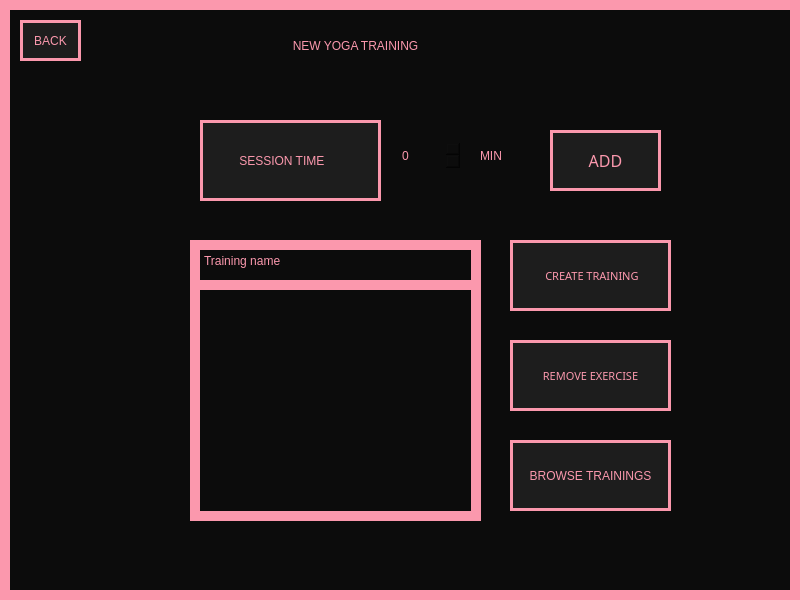
Above: View/NewYogaTraining.ui from Hanna-J-K/fitnessapp before the change. Below: the same form after it.
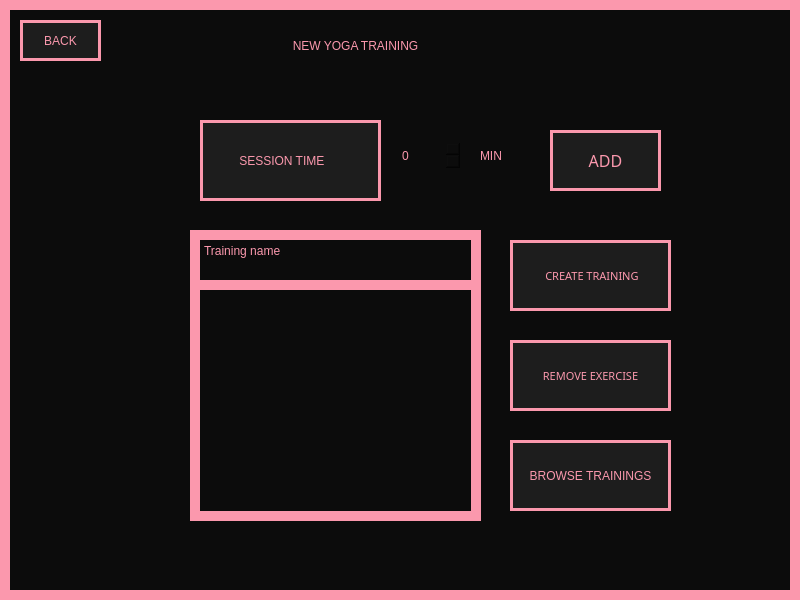
That is the form after the change.

```diff
--- a/View/NewYogaTraining.ui
+++ b/View/NewYogaTraining.ui
@@ -126,7 +126,7 @@
      <rect>
       <x>20</x>
       <y>20</y>
-      <width>61</width>
+      <width>81</width>
       <height>41</height>
      </rect>
     </property>
@@ -174,9 +174,9 @@
     <property name="geometry">
      <rect>
       <x>190</x>
-      <y>240</y>
+      <y>230</y>
       <width>291</width>
-      <height>51</height>
+      <height>61</height>
      </rect>
     </property>
     <property name="styleSheet">
```
